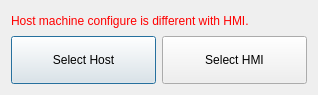
First picture: the form in ichostcomparepage.ui, repository GaussCheng/2-5AxisPunch, before the edit.
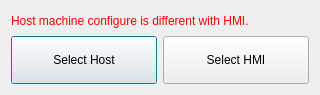
Second picture: the form after the edit.

```diff
--- a/ichostcomparepage.ui
+++ b/ichostcomparepage.ui
@@ -6,13 +6,21 @@
    <rect>
     <x>0</x>
     <y>0</y>
-    <width>318</width>
+    <width>320</width>
     <height>95</height>
    </rect>
   </property>
   <property name="windowTitle">
    <string>Dialog</string>
   </property>
+  <property name="styleSheet">
+   <string notr="true">QMessageBox QAbstractButton
+{
+    min-width: 90px;
+	min-height:30px;
+}
+</string>
+  </property>
   <layout class="QVBoxLayout" name="verticalLayout">
    <item>
     <widget class="QLabel" name="label">
```
